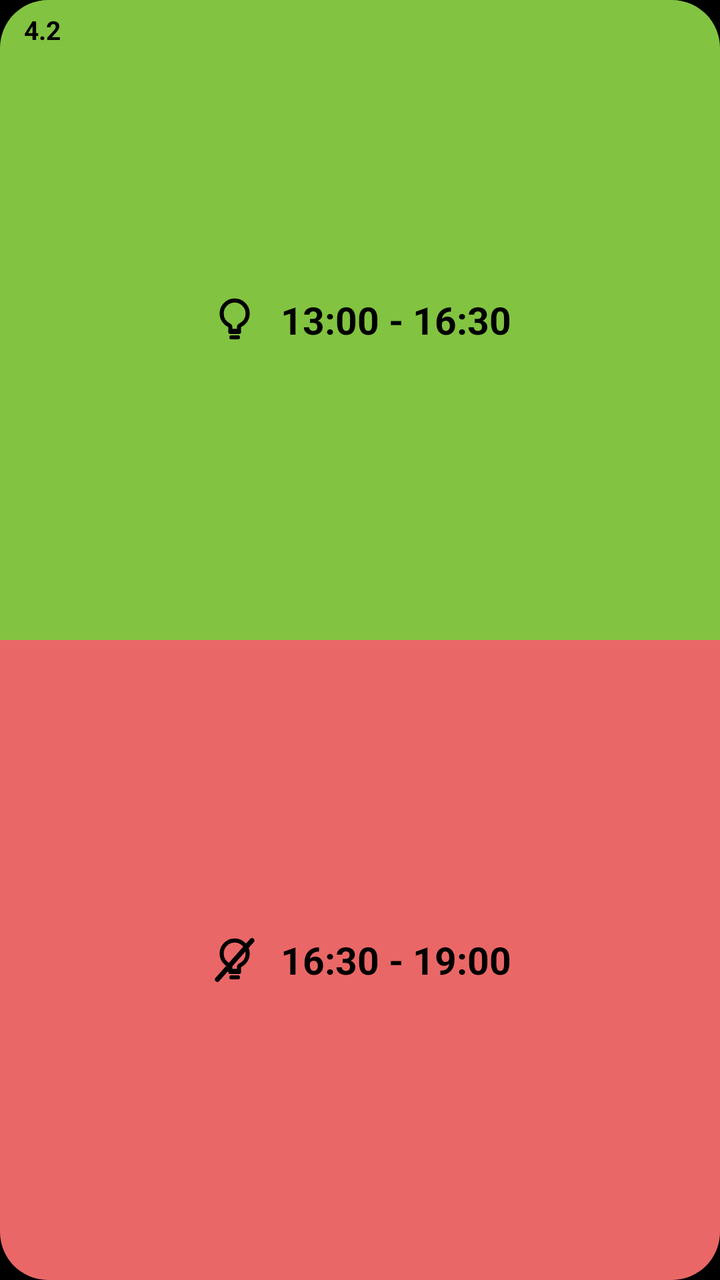
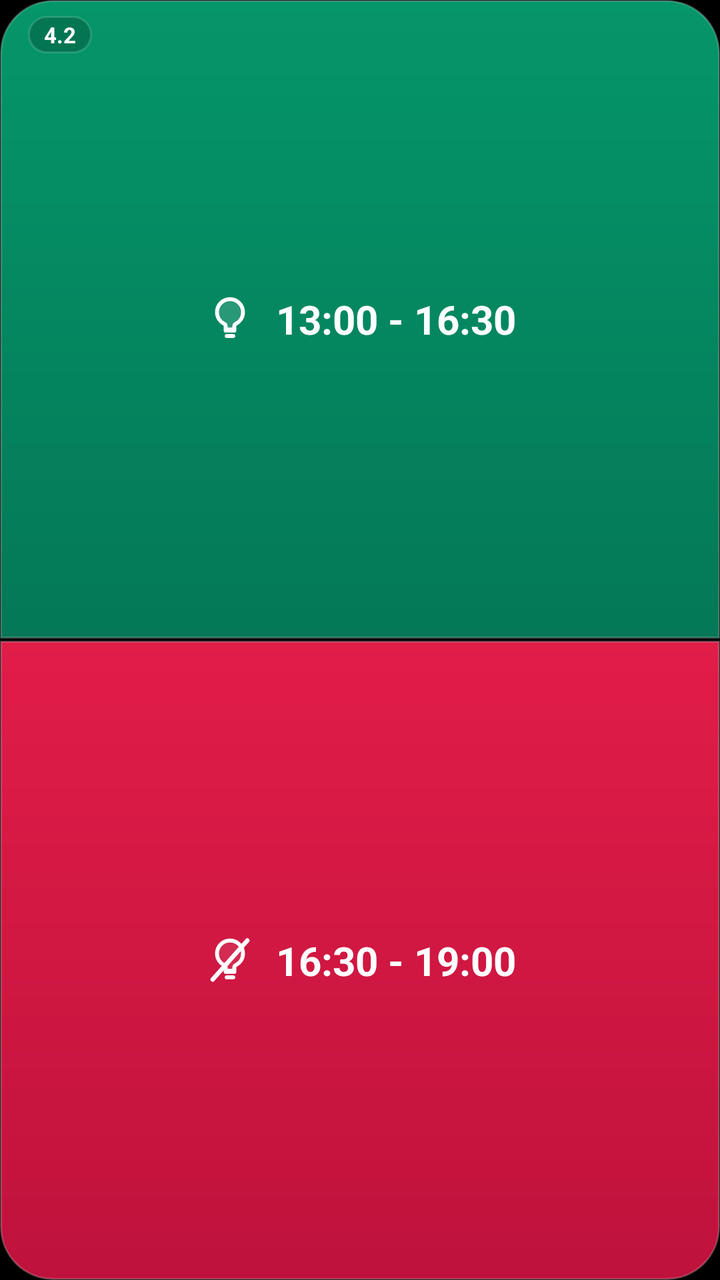

Before-and-after screenshots of an Android layout around one commit, followed by the original layout XML and the change that was made.
<!-- AndroidManifest.xml: application theme Theme.PoltavaLight -->
<!-- res/layout/widget_split_layout.xml -->
<?xml version="1.0" encoding="utf-8"?>
<LinearLayout xmlns:android="http://schemas.android.com/apk/res/android"
    android:id="@+id/widget_split_root"
    android:layout_width="match_parent"
    android:layout_height="match_parent"
    android:orientation="vertical"
    android:baselineAligned="false">

    
    <RelativeLayout
        android:id="@+id/widget_split_top_container"
        android:layout_width="match_parent"
        android:layout_height="0dp"
        android:layout_weight="1"
        android:background="@drawable/widget_split_top_green"
        android:paddingStart="12dp"
        android:paddingEnd="12dp"
        android:paddingTop="6dp"
        android:paddingBottom="6dp">

        
        <TextView
            android:id="@+id/widget_split_queue"
            android:layout_width="wrap_content"
            android:layout_height="wrap_content"
            android:layout_alignParentStart="true"
            android:layout_alignParentTop="true"
            android:text="4.2"
            android:textColor="#000000"
            android:textSize="13sp"
            android:textStyle="bold" />

        
        <LinearLayout
            android:layout_width="wrap_content"
            android:layout_height="wrap_content"
            android:layout_centerInParent="true"
            android:gravity="center_vertical"
            android:orientation="horizontal">

            <ImageView
                android:id="@+id/widget_split_top_icon"
                android:layout_width="26dp"
                android:layout_height="26dp"
                android:contentDescription="@null"
                android:src="@drawable/ic_widget_bulb_on" />

            <TextView
                android:id="@+id/widget_split_top_time"
                android:layout_width="wrap_content"
                android:layout_height="wrap_content"
                android:layout_marginStart="10dp"
                android:text="13:00 - 16:30"
                android:textColor="#000000"
                android:textSize="19sp"
                android:textStyle="bold" />
        </LinearLayout>
    </RelativeLayout>

    
    <RelativeLayout
        android:id="@+id/widget_split_bottom_container"
        android:layout_width="match_parent"
        android:layout_height="0dp"
        android:layout_weight="1"
        android:background="@drawable/widget_split_bottom_red"
        android:paddingStart="12dp"
        android:paddingEnd="12dp"
        android:paddingTop="6dp"
        android:paddingBottom="6dp">

        
        <LinearLayout
            android:layout_width="wrap_content"
            android:layout_height="wrap_content"
            android:layout_centerInParent="true"
            android:gravity="center_vertical"
            android:orientation="horizontal">

            <ImageView
                android:id="@+id/widget_split_bottom_icon"
                android:layout_width="26dp"
                android:layout_height="26dp"
                android:contentDescription="@null"
                android:src="@drawable/ic_widget_bulb_off" />

            <TextView
                android:id="@+id/widget_split_bottom_time"
                android:layout_width="wrap_content"
                android:layout_height="wrap_content"
                android:layout_marginStart="10dp"
                android:text="16:30 - 19:00"
                android:textColor="#000000"
                android:textSize="19sp"
                android:textStyle="bold" />
        </LinearLayout>
    </RelativeLayout>
</LinearLayout>
<!-- resources referenced by this layout -->
<resources>
  <!-- drawable ic_widget_bulb_off (drawable) -->
  <?xml version="1.0" encoding="utf-8"?>
  <vector xmlns:android="http://schemas.android.com/apk/res/android"
      android:width="28dp"
      android:height="28dp"
      android:viewportWidth="24"
      android:viewportHeight="24">
      
      <path
          android:fillColor="#00000000"
          android:strokeColor="#000000"
          android:strokeWidth="1.9"
          android:strokeLineCap="round"
          android:strokeLineJoin="round"
          android:pathData="M12,3 C8.69,3 6,5.69 6,9 C6,11.38 7.39,13.43 9.4,14.42 C9.77,14.6 10,14.98 10,15.39 L10,17 L14,17 L14,15.39 C14,14.98 14.23,14.6 14.6,14.42 C16.61,13.43 18,11.38 18,9 C18,5.69 15.31,3 12,3 Z" />
      <path
          android:fillColor="#00000000"
          android:strokeColor="#000000"
          android:strokeWidth="1.9"
          android:strokeLineCap="round"
          android:pathData="M10,17.5 L14,17.5 M10.5,20 L13.5,20" />
      
      <path
          android:fillColor="#00000000"
          android:strokeColor="#000000"
          android:strokeWidth="2.2"
          android:strokeLineCap="round"
          android:pathData="M4,21 L20,3" />
  </vector>
  <!-- drawable ic_widget_bulb_on (drawable) -->
  <?xml version="1.0" encoding="utf-8"?>
  <vector xmlns:android="http://schemas.android.com/apk/res/android"
      android:width="28dp"
      android:height="28dp"
      android:viewportWidth="24"
      android:viewportHeight="24">
      
      <path
          android:fillColor="#00000000"
          android:strokeColor="#000000"
          android:strokeWidth="1.9"
          android:strokeLineCap="round"
          android:strokeLineJoin="round"
          android:pathData="M12,3 C8.69,3 6,5.69 6,9 C6,11.38 7.39,13.43 9.4,14.42 C9.77,14.6 10,14.98 10,15.39 L10,17 L14,17 L14,15.39 C14,14.98 14.23,14.6 14.6,14.42 C16.61,13.43 18,11.38 18,9 C18,5.69 15.31,3 12,3 Z" />
      <path
          android:fillColor="#00000000"
          android:strokeColor="#000000"
          android:strokeWidth="1.9"
          android:strokeLineCap="round"
          android:pathData="M10,17.5 L14,17.5 M10.5,20 L13.5,20" />
  </vector>
  <!-- drawable widget_split_bottom_red (drawable) -->
  <?xml version="1.0" encoding="utf-8"?>
  <shape xmlns:android="http://schemas.android.com/apk/res/android"
      android:shape="rectangle">
      <solid android:color="#EA6767" />
      <corners
          android:topLeftRadius="0dp"
          android:topRightRadius="0dp"
          android:bottomLeftRadius="24dp"
          android:bottomRightRadius="24dp" />
  </shape>
  <!-- drawable widget_split_top_green (drawable) -->
  <?xml version="1.0" encoding="utf-8"?>
  <shape xmlns:android="http://schemas.android.com/apk/res/android"
      android:shape="rectangle">
      <solid android:color="#82C341" />
      <corners
          android:topLeftRadius="24dp"
          android:topRightRadius="24dp"
          android:bottomLeftRadius="0dp"
          android:bottomRightRadius="0dp" />
  </shape>
  <style name="Theme.PoltavaLight" parent="android:Theme.Material.NoActionBar">
          <item name="android:statusBarColor">#000000</item>
          <item name="android:navigationBarColor">#000000</item>
          <item name="android:windowBackground">#000000</item>
      </style>
</resources>

<!-- the commit's change to res/layout/widget_split_layout.xml (unified diff, before → after) -->
@@ -13,10 +13,10 @@
         android:layout_height="0dp"
         android:layout_weight="1"
         android:background="@drawable/widget_split_top_green"
-        android:paddingStart="12dp"
-        android:paddingEnd="12dp"
-        android:paddingTop="6dp"
-        android:paddingBottom="6dp">
+        android:paddingStart="14dp"
+        android:paddingEnd="14dp"
+        android:paddingTop="8dp"
+        android:paddingBottom="8dp">
 
         
         <TextView
@@ -25,9 +25,14 @@
             android:layout_height="wrap_content"
             android:layout_alignParentStart="true"
             android:layout_alignParentTop="true"
+            android:background="@drawable/widget_split_queue_badge"
+            android:paddingStart="8dp"
+            android:paddingEnd="8dp"
+            android:paddingTop="2dp"
+            android:paddingBottom="2dp"
             android:text="4.2"
-            android:textColor="#000000"
-            android:textSize="13sp"
+            android:textColor="#FFFFFF"
+            android:textSize="11sp"
             android:textStyle="bold" />
 
         
@@ -51,11 +56,17 @@
                 android:layout_height="wrap_content"
                 android:layout_marginStart="10dp"
                 android:text="13:00 - 16:30"
-                android:textColor="#000000"
-                android:textSize="19sp"
+                android:textColor="#FFFFFF"
+                android:textSize="20sp"
                 android:textStyle="bold" />
         </LinearLayout>
     </RelativeLayout>
+
+    
+    <ImageView
+        android:layout_width="match_parent"
+        android:layout_height="1dp"
+        android:background="#25000000" />
 
     
     <RelativeLayout
@@ -64,10 +75,10 @@
         android:layout_height="0dp"
         android:layout_weight="1"
         android:background="@drawable/widget_split_bottom_red"
-        android:paddingStart="12dp"
-        android:paddingEnd="12dp"
-        android:paddingTop="6dp"
-        android:paddingBottom="6dp">
+        android:paddingStart="14dp"
+        android:paddingEnd="14dp"
+        android:paddingTop="8dp"
+        android:paddingBottom="8dp">
 
         
         <LinearLayout
@@ -90,8 +101,8 @@
                 android:layout_height="wrap_content"
                 android:layout_marginStart="10dp"
                 android:text="16:30 - 19:00"
-                android:textColor="#000000"
-                android:textSize="19sp"
+                android:textColor="#FFFFFF"
+                android:textSize="20sp"
                 android:textStyle="bold" />
         </LinearLayout>
     </RelativeLayout>
<!-- resource entries referenced after the edit -->
@@ -3,51 +3,51 @@
   <!-- drawable ic_widget_bulb_off (drawable) -->
   <?xml version="1.0" encoding="utf-8"?>
   <vector xmlns:android="http://schemas.android.com/apk/res/android"
-      android:width="28dp"
-      android:height="28dp"
+      android:width="26dp"
+      android:height="26dp"
       android:viewportWidth="24"
       android:viewportHeight="24">
       
       <path
-          android:fillColor="#00000000"
-          android:strokeColor="#000000"
-          android:strokeWidth="1.9"
+          android:fillColor="#15FFFFFF"
+          android:strokeColor="#FFFFFF"
+          android:strokeWidth="1.8"
           android:strokeLineCap="round"
           android:strokeLineJoin="round"
           android:pathData="M12,3 C8.69,3 6,5.69 6,9 C6,11.38 7.39,13.43 9.4,14.42 C9.77,14.6 10,14.98 10,15.39 L10,17 L14,17 L14,15.39 C14,14.98 14.23,14.6 14.6,14.42 C16.61,13.43 18,11.38 18,9 C18,5.69 15.31,3 12,3 Z" />
       <path
           android:fillColor="#00000000"
-          android:strokeColor="#000000"
-          android:strokeWidth="1.9"
+          android:strokeColor="#FFFFFF"
+          android:strokeWidth="1.8"
           android:strokeLineCap="round"
           android:pathData="M10,17.5 L14,17.5 M10.5,20 L13.5,20" />
       
       <path
           android:fillColor="#00000000"
-          android:strokeColor="#000000"
-          android:strokeWidth="2.2"
+          android:strokeColor="#FFFFFF"
+          android:strokeWidth="2.0"
           android:strokeLineCap="round"
           android:pathData="M4,21 L20,3" />
   </vector>
   <!-- drawable ic_widget_bulb_on (drawable) -->
   <?xml version="1.0" encoding="utf-8"?>
   <vector xmlns:android="http://schemas.android.com/apk/res/android"
-      android:width="28dp"
-      android:height="28dp"
+      android:width="26dp"
+      android:height="26dp"
       android:viewportWidth="24"
       android:viewportHeight="24">
       
       <path
-          android:fillColor="#00000000"
-          android:strokeColor="#000000"
-          android:strokeWidth="1.9"
+          android:fillColor="#25FFFFFF"
+          android:strokeColor="#FFFFFF"
+          android:strokeWidth="1.8"
           android:strokeLineCap="round"
           android:strokeLineJoin="round"
           android:pathData="M12,3 C8.69,3 6,5.69 6,9 C6,11.38 7.39,13.43 9.4,14.42 C9.77,14.6 10,14.98 10,15.39 L10,17 L14,17 L14,15.39 C14,14.98 14.23,14.6 14.6,14.42 C16.61,13.43 18,11.38 18,9 C18,5.69 15.31,3 12,3 Z" />
       <path
           android:fillColor="#00000000"
-          android:strokeColor="#000000"
-          android:strokeWidth="1.9"
+          android:strokeColor="#FFFFFF"
+          android:strokeWidth="1.8"
           android:strokeLineCap="round"
           android:pathData="M10,17.5 L14,17.5 M10.5,20 L13.5,20" />
   </vector>
@@ -55,23 +55,47 @@
   <?xml version="1.0" encoding="utf-8"?>
   <shape xmlns:android="http://schemas.android.com/apk/res/android"
       android:shape="rectangle">
-      <solid android:color="#EA6767" />
+      <gradient
+          android:angle="270"
+          android:startColor="#E11D48"
+          android:endColor="#BE123C"
+          android:type="linear" />
       <corners
           android:topLeftRadius="0dp"
           android:topRightRadius="0dp"
-          android:bottomLeftRadius="24dp"
-          android:bottomRightRadius="24dp" />
+          android:bottomLeftRadius="26dp"
+          android:bottomRightRadius="26dp" />
+      <stroke
+          android:width="1dp"
+          android:color="#35FFFFFF" />
+  </shape>
+  <!-- drawable widget_split_queue_badge (drawable) -->
+  <?xml version="1.0" encoding="utf-8"?>
+  <shape xmlns:android="http://schemas.android.com/apk/res/android"
+      android:shape="rectangle">
+      <solid android:color="#35000000" />
+      <corners android:radius="10dp" />
+      <stroke
+          android:width="1dp"
+          android:color="#25FFFFFF" />
   </shape>
   <!-- drawable widget_split_top_green (drawable) -->
   <?xml version="1.0" encoding="utf-8"?>
   <shape xmlns:android="http://schemas.android.com/apk/res/android"
       android:shape="rectangle">
-      <solid android:color="#82C341" />
+      <gradient
+          android:angle="270"
+          android:startColor="#059669"
+          android:endColor="#047857"
+          android:type="linear" />
       <corners
-          android:topLeftRadius="24dp"
-          android:topRightRadius="24dp"
+          android:topLeftRadius="26dp"
+          android:topRightRadius="26dp"
           android:bottomLeftRadius="0dp"
           android:bottomRightRadius="0dp" />
+      <stroke
+          android:width="1dp"
+          android:color="#35FFFFFF" />
   </shape>
   <style name="Theme.PoltavaLight" parent="android:Theme.Material.NoActionBar">
           <item name="android:statusBarColor">#000000</item>
